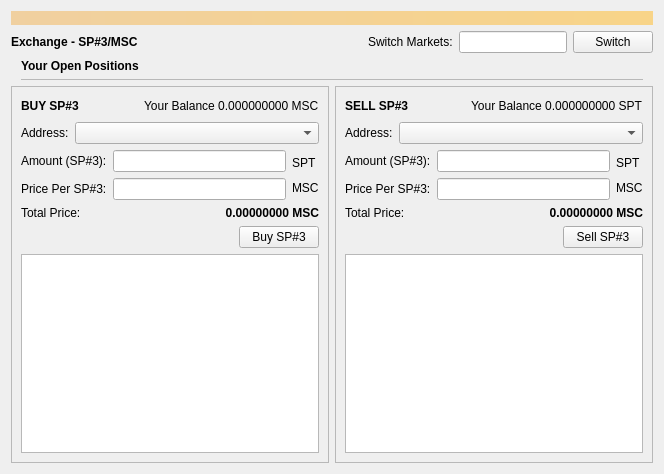
zathras-crypto/mastercore, file src/qt/forms/metadexdialog.ui: the form before one commit.
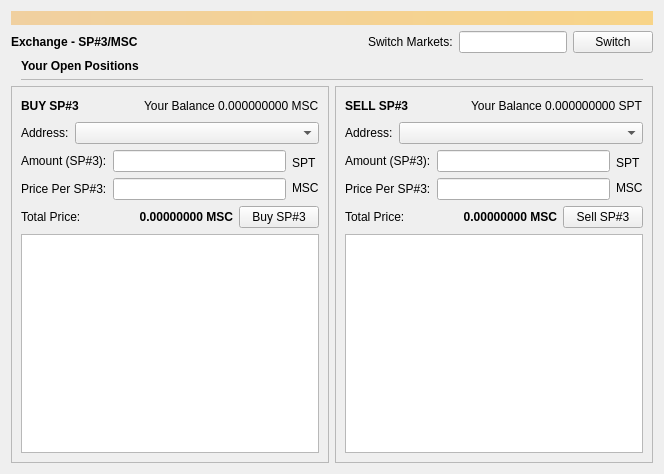
The form after the commit.

```diff
--- a/src/qt/forms/metadexdialog.ui
+++ b/src/qt/forms/metadexdialog.ui
@@ -312,29 +312,6 @@
              </widget>
             </item>
             <item>
-             <widget class="QLabel" name="label_14">
-              <property name="font">
-               <font>
-                <weight>75</weight>
-                <bold>true</bold>
-               </font>
-              </property>
-              <property name="text">
-               <string>0.00000000 MSC</string>
-              </property>
-              <property name="alignment">
-               <set>Qt::AlignRight|Qt::AlignTrailing|Qt::AlignVCenter</set>
-              </property>
-             </widget>
-            </item>
-           </layout>
-          </item>
-          <item>
-           <layout class="QHBoxLayout" name="horizontalLayout_10">
-            <property name="topMargin">
-             <number>0</number>
-            </property>
-            <item>
              <spacer name="horizontalSpacer_2">
               <property name="orientation">
                <enum>Qt::Horizontal</enum>
@@ -347,6 +324,22 @@
               </property>
              </spacer>
             </item>
+            <item>
+             <widget class="QLabel" name="label_14">
+              <property name="font">
+               <font>
+                <weight>75</weight>
+                <bold>true</bold>
+               </font>
+              </property>
+              <property name="text">
+               <string>0.00000000 MSC</string>
+              </property>
+              <property name="alignment">
+               <set>Qt::AlignRight|Qt::AlignTrailing|Qt::AlignVCenter</set>
+              </property>
+             </widget>
+            </item>
             <item>
              <widget class="QPushButton" name="pushButton">
               <property name="text">
@@ -527,29 +520,6 @@
              </widget>
             </item>
             <item>
-             <widget class="QLabel" name="label_15">
-              <property name="font">
-               <font>
-                <weight>75</weight>
-                <bold>true</bold>
-               </font>
-              </property>
-              <property name="text">
-               <string>0.00000000 MSC</string>
-              </property>
-              <property name="alignment">
-               <set>Qt::AlignRight|Qt::AlignTrailing|Qt::AlignVCenter</set>
-              </property>
-             </widget>
-            </item>
-           </layout>
-          </item>
-          <item>
-           <layout class="QHBoxLayout" name="horizontalLayout_11">
-            <property name="topMargin">
-             <number>0</number>
-            </property>
-            <item>
              <spacer name="horizontalSpacer_5">
               <property name="orientation">
                <enum>Qt::Horizontal</enum>
@@ -562,6 +532,22 @@
               </property>
              </spacer>
             </item>
+            <item>
+             <widget class="QLabel" name="label_15">
+              <property name="font">
+               <font>
+                <weight>75</weight>
+                <bold>true</bold>
+               </font>
+              </property>
+              <property name="text">
+               <string>0.00000000 MSC</string>
+              </property>
+              <property name="alignment">
+               <set>Qt::AlignRight|Qt::AlignTrailing|Qt::AlignVCenter</set>
+              </property>
+             </widget>
+            </item>
             <item>
              <widget class="QPushButton" name="pushButton_2">
               <property name="text">
```
Left out of the diff: 22 changed lines with no effect on the pictures.
